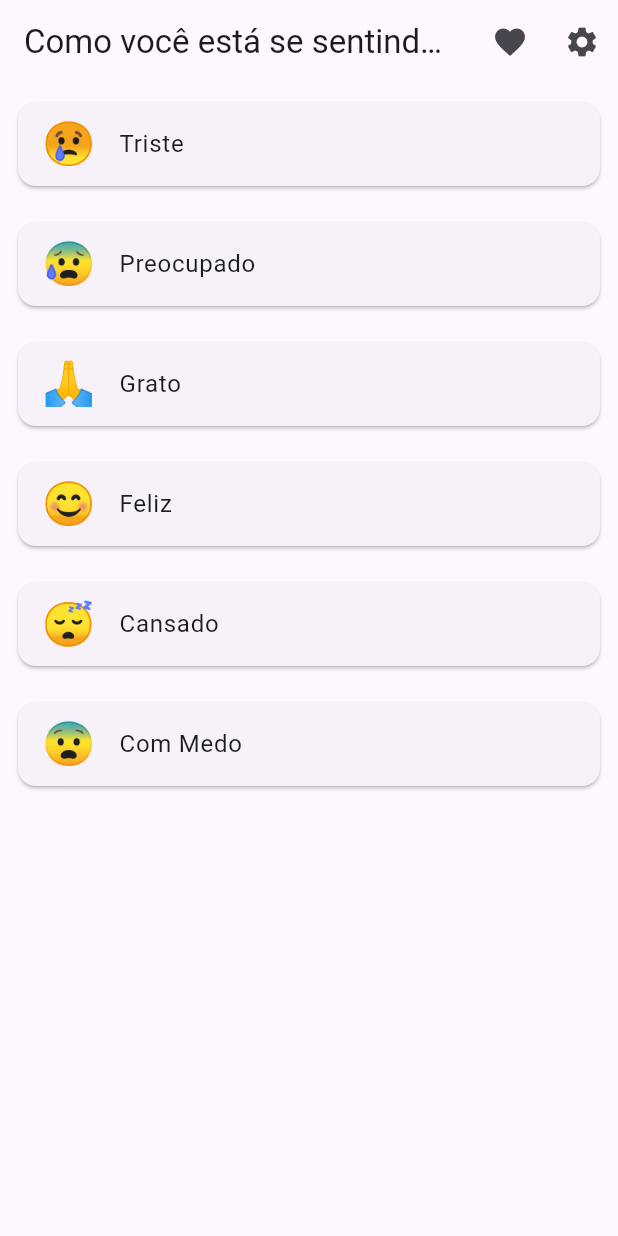
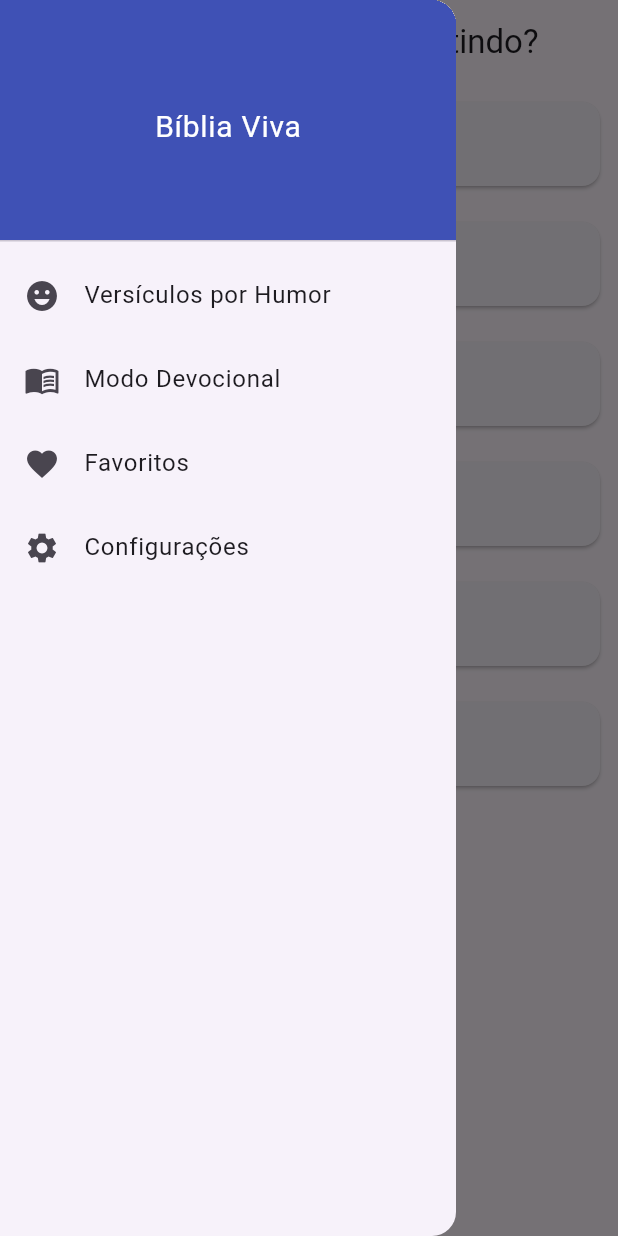
Before and after one commit to gabrielforny/biblia_versiculos_humor, a Flutter app: the screen it shows after launch, with the side drawer open (before the commit the screen has no drawer), on a phone screen of 412 x 824 dp. Run offline on Flutter 3.47's test engine with Material 3 defaults, Android fonts, the light colour scheme and no system bars; our stand-ins replace another_flushbar, share_plus, shared_preferences.

Commit message:
Adicionando tela de devocional

```diff
--- a/lib/screens/humor_screen.dart
+++ b/lib/screens/humor_screen.dart
@@ -5,6 +5,7 @@
 import 'versiculo_screen.dart';
 import 'configuracoes_screen.dart';
 import 'favoritos_screen.dart';
+import 'devotional_screen.dart'; // novo modo devocional
 
 class HumorScreen extends StatelessWidget {
   final ThemeMode themeMode;
@@ -52,43 +53,64 @@
     }
   }
 
-  void _abrirConfiguracoes(BuildContext context) {
-    Navigator.push(
-      context,
-      MaterialPageRoute(
-        builder:
-            (_) => ConfiguracoesScreen(
-              currentTheme: themeMode,
-              fontSize: fontSize,
-              onSettingsChanged: onSettingsChanged,
-            ),
-      ),
-    );
+  void _abrirTela(BuildContext context, Widget tela) {
+    Navigator.pop(context); // Fecha o Drawer
+    Navigator.push(context, MaterialPageRoute(builder: (_) => tela));
   }
 
-  void _abrirFavoritos(BuildContext context) {
-    Navigator.push(
-      context,
-      MaterialPageRoute(builder: (_) => FavoritosScreen(fontSize: fontSize)),
+  Widget _buildDrawer(BuildContext context) {
+    return Drawer(
+      child: ListView(
+        children: [
+          DrawerHeader(
+            decoration: BoxDecoration(color: Colors.indigo),
+            child: Center(
+              child: Text(
+                'Bíblia Viva',
+                style: TextStyle(color: Colors.white, fontSize: 20),
+              ),
+            ),
+          ),
+          ListTile(
+            leading: Icon(Icons.emoji_emotions),
+            title: Text('Versículos por Humor'),
+            onTap: () => Navigator.pop(context),
+          ),
+          ListTile(
+            leading: Icon(Icons.menu_book),
+            title: Text('Modo Devocional'),
+            onTap:
+                () => _abrirTela(context, DevotionalScreen(fontSize: fontSize)),
+          ),
+          ListTile(
+            leading: Icon(Icons.favorite),
+            title: Text('Favoritos'),
+            onTap:
+                () => _abrirTela(context, FavoritosScreen(fontSize: fontSize)),
+          ),
+          ListTile(
+            leading: Icon(Icons.settings),
+            title: Text('Configurações'),
+            onTap:
+                () => _abrirTela(
+                  context,
+                  ConfiguracoesScreen(
+                    currentTheme: themeMode,
+                    fontSize: fontSize,
+                    onSettingsChanged: onSettingsChanged,
+                  ),
+                ),
+          ),
+        ],
+      ),
     );
   }
 
   @override
   Widget build(BuildContext context) {
     return Scaffold(
-      appBar: AppBar(
-        title: Text('Como você está se sentindo?'),
-        actions: [
-          IconButton(
-            icon: Icon(Icons.favorite),
-            onPressed: () => _abrirFavoritos(context),
-          ),
-          IconButton(
-            icon: Icon(Icons.settings),
-            onPressed: () => _abrirConfiguracoes(context),
-          ),
-        ],
-      ),
+      drawer: _buildDrawer(context),
+      appBar: AppBar(title: Text('Como você está se sentindo?')),
       body: ListView(
         children:
             humores.entries.map((entry) {
--- a/pubspec.yaml
+++ b/pubspec.yaml
@@ -27,3 +27,4 @@
 
   assets:
     - assets/data/versiculos_emocoes.json
+    - assets/data/devocionais.json
```
Also changed, not shown: assets/data/devocionais.json (added, +52 -0 lines), lib/models/devotional.dart (added, +25 -0 lines), lib/screens/devotional_screen.dart (added, +103 -0 lines).
